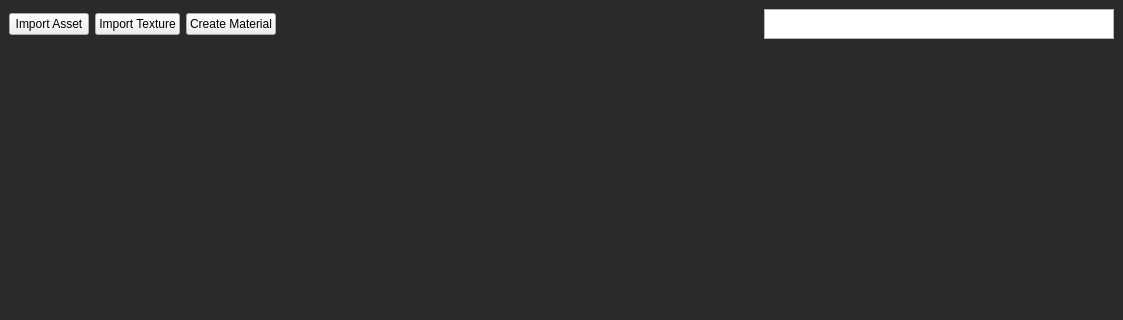
Before: the Qt Designer form ui/manager_window.ui in AnthonySTZ/AssetManager, drawn with Qt 5; both pictures show x 0 to 1123 and y 0 to 320 of the 1123 by 602 pixel window.
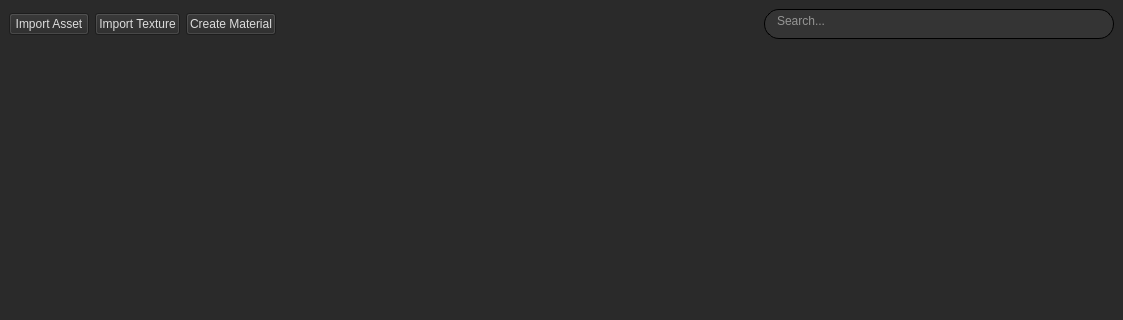
After: the same form once the commit is applied.

Patch:
```diff
--- a/ui/manager_window.ui
+++ b/ui/manager_window.ui
@@ -14,11 +14,8 @@
    <string>MainWindow</string>
   </property>
   <property name="styleSheet">
-   <string notr="true">.QMainWindow{
-
-
-	background: rgb(42, 42, 42);
-
+   <string notr="true">QMainWindow{
+	background-color: rgb(42, 42, 42);
 }</string>
   </property>
   <widget class="QWidget" name="centralwidget">
@@ -67,6 +64,14 @@
       </item>
       <item row="0" column="1">
        <widget class="QPushButton" name="texture_btn">
+        <property name="styleSheet">
+         <string notr="true">QPushButton{
+
+	color: rgb(220, 220, 220);
+	background-color: rgb(40, 40, 40);
+
+}</string>
+        </property>
         <property name="text">
          <string>Import Texture</string>
         </property>
@@ -74,6 +79,14 @@
       </item>
       <item row="0" column="0">
        <widget class="QPushButton" name="asset_btn">
+        <property name="styleSheet">
+         <string notr="true">QPushButton{
+
+	color: rgb(220, 220, 220);
+	background-color: rgb(40, 40, 40);
+
+}</string>
+        </property>
         <property name="text">
          <string>Import Asset</string>
         </property>
@@ -93,6 +106,26 @@
           <height>30</height>
          </size>
         </property>
+        <property name="styleSheet">
+         <string notr="true">QTextEdit {
+
+	color: rgb(246, 245, 244);
+	background-color: rgb(52, 52, 52);
+	border : 1px solid black;
+	border-radius: 15px;
+	padding-left : 8px;
+
+}</string>
+        </property>
+        <property name="verticalScrollBarPolicy">
+         <enum>Qt::ScrollBarAlwaysOff</enum>
+        </property>
+        <property name="horizontalScrollBarPolicy">
+         <enum>Qt::ScrollBarAlwaysOff</enum>
+        </property>
+        <property name="placeholderText">
+         <string>Search...</string>
+        </property>
        </widget>
       </item>
       <item row="0" column="3">
@@ -110,6 +143,14 @@
       </item>
       <item row="0" column="2">
        <widget class="QPushButton" name="material_btn">
+        <property name="styleSheet">
+         <string notr="true">QPushButton{
+
+	color: rgb(220, 220, 220);
+	background-color: rgb(40, 40, 40);
+
+}</string>
+        </property>
         <property name="text">
          <string>Create Material</string>
         </property>
```
